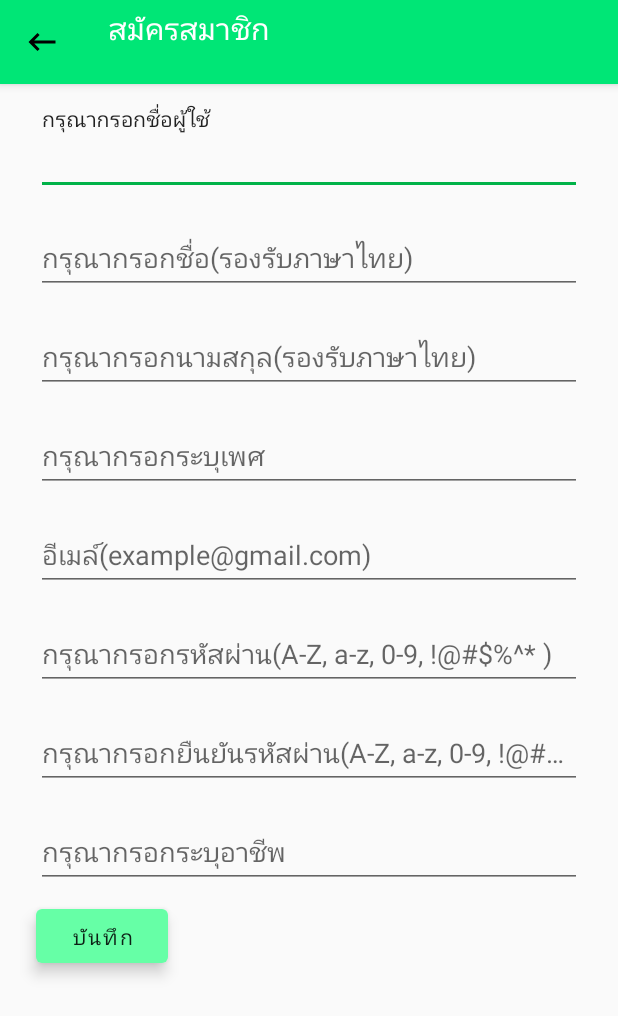
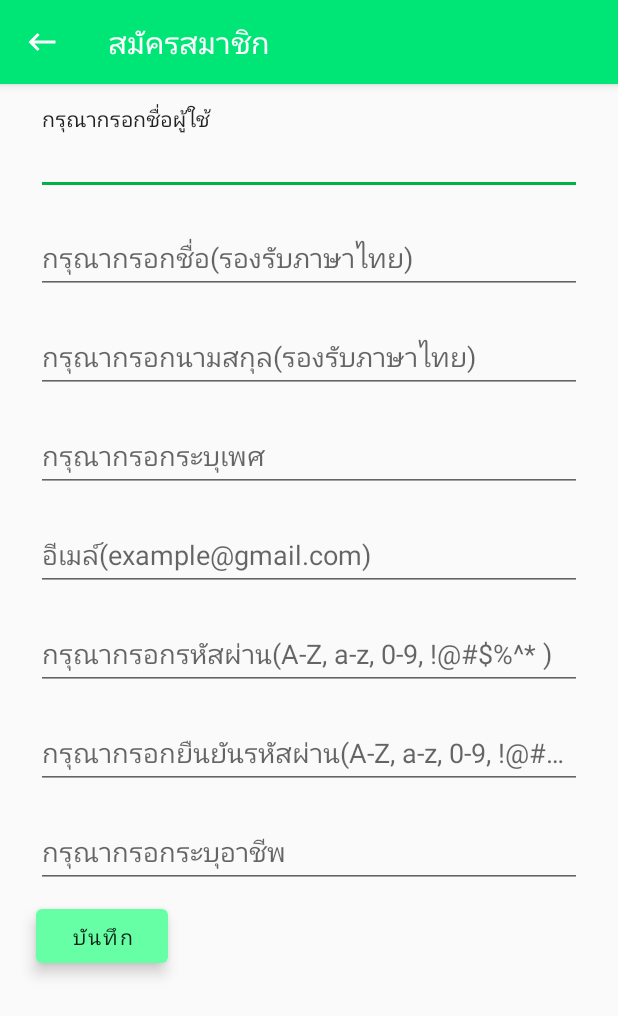
Before and after one commit to LionPK/DemoRice, an Android app: the RegisterActivity screen opened directly, with no data from a screen before it, on a phone screen of 412 x 824 dp. Shown: the top 1016 px of the screen. Run offline under Robolectric (Android 15) with nearby library versions, the phone set to English and light mode, and no system bars.

Commit message:
update register

```diff
--- a/app/src/main/java/com/crud/jo/demorice/RegisterActivity.java
+++ b/app/src/main/java/com/crud/jo/demorice/RegisterActivity.java
@@ -6,6 +6,7 @@ import android.os.Bundle;
 import android.view.View;
 import android.widget.Button;
 import android.support.v7.widget.Toolbar;
+import android.support.v7.app.AlertDialog.Builder;
 
 public class RegisterActivity extends AppCompatActivity {
     private Button button_exit;
@@ -35,5 +36,7 @@ public class RegisterActivity extends AppCompatActivity {
                 finish();
             }
         });
+
     }
+
 }
--- a/app/src/main/res/drawable/ic_keyboard_backspace_black_24dp.xml
+++ b/app/src/main/res/drawable/ic_keyboard_backspace_black_24dp.xml
@@ -4,6 +4,6 @@
         android:viewportWidth="24.0"
         android:viewportHeight="24.0">
     <path
-        android:fillColor="#FF000000"
+        android:fillColor="#ffffff"
         android:pathData="M21,11H6.83l3.58,-3.59L9,6l-6,6 6,6 1.41,-1.41L6.83,13H21z"/>
 </vector>
--- a/app/src/main/res/layout/activity_register.xml
+++ b/app/src/main/res/layout/activity_register.xml
@@ -12,10 +12,12 @@
         android:layout_width="match_parent"
         android:layout_height="?actionBarSize"
         app:title="สมัครสมาชิก"
-        app:subtitle=" "
         style="@style/MyToolbar"
         />
 
+    <ScrollView
+        android:layout_width="match_parent"
+        android:layout_height="match_parent">
     <LinearLayout
         android:layout_width="match_parent"
         android:layout_height="wrap_content"
@@ -168,7 +170,7 @@
             android:layout_alignParentRight="true"
             android:text="@string/text_save" />
 
-    </LinearLayout>
+    </LinearLayout></ScrollView>
 
 
 </android.support.constraint.ConstraintLayout>
--- a/app/src/main/res/layout/list_soil.xml
+++ b/app/src/main/res/layout/list_soil.xml
@@ -3,4 +3,6 @@
     xmlns:android="http://schemas.android.com/apk/res/android" android:layout_width="match_parent"
     android:layout_height="match_parent">
 
+
+
 </android.support.constraint.ConstraintLayout>
```
Also changed, not shown: app/src/main/AndroidManifest.xml (+9 -7 lines), app/src/main/java/com/crud/jo/demorice/RiceActivity.java (added, +22 -0 lines), app/src/main/res/drawable/drawable.xml (added, +14 -0 lines), app/src/main/res/layout/activity_rice.xml (added, +9 -0 lines), app/src/main/res/layout/list_rice.xml (+13 -0 lines), app/src/main/res/values/colors.xml (line endings or trailing spaces).
